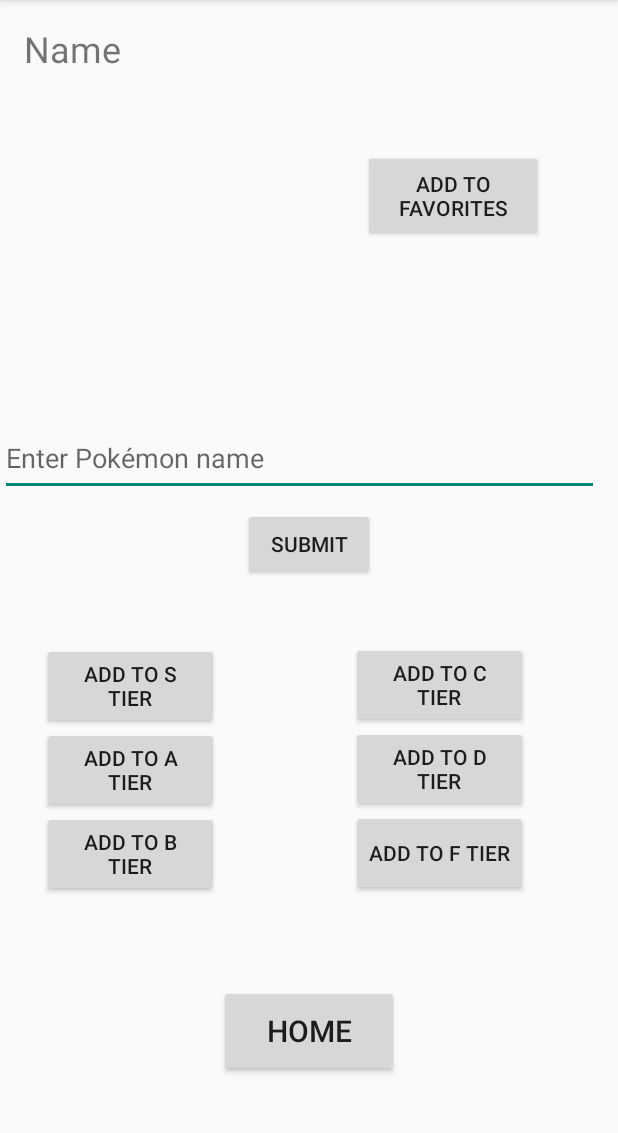
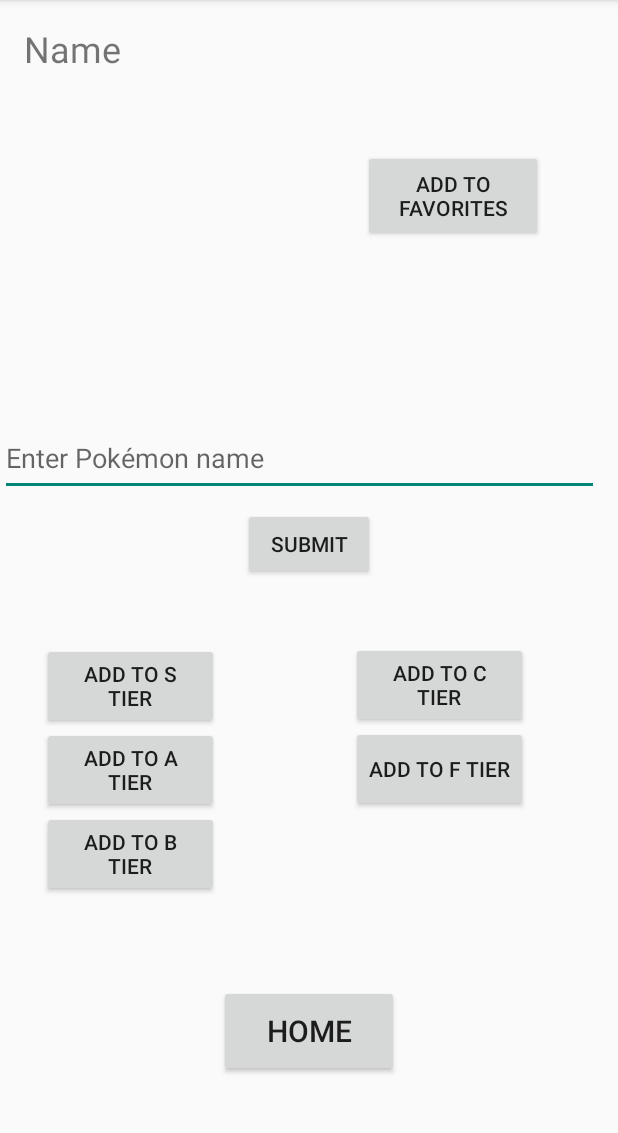
Before and after one commit to jsumagang/Project_2, an Android app: the PokeDexActivity screen opened directly, with no data from a screen before it, on a phone screen of 412 x 824 dp, the part 84-1217 px from its top. Run offline under Robolectric (Android 15) with nearby library versions, the phone set to English and light mode, and no system bars; our stand-ins replace Room's generated code; pictures from the network do not load; 6 statements that could not run were skipped.

Commit message:
Got rid of the D tier list button.

```diff
--- a/app/src/main/res/layout/activity_poke_dex.xml
+++ b/app/src/main/res/layout/activity_poke_dex.xml
@@ -111,16 +111,16 @@
         app:layout_constraintStart_toStartOf="parent"
         app:layout_constraintTop_toTopOf="@+id/ATierButton" />
 
-    <Button
-        android:id="@+id/DTierButton"
-        android:layout_width="118dp"
-        android:layout_height="57dp"
-        android:layout_marginTop="56dp"
-        android:text="@string/add_to_d_tier"
-        app:layout_constraintEnd_toEndOf="parent"
-        app:layout_constraintHorizontal_bias="0.795"
-        app:layout_constraintStart_toStartOf="parent"
-        app:layout_constraintTop_toTopOf="@+id/CTierButton" />
+<!--    <Button-->
+<!--        android:id="@+id/DTierButton"-->
+<!--        android:layout_width="118dp"-->
+<!--        android:layout_height="57dp"-->
+<!--        android:layout_marginTop="56dp"-->
+<!--        android:text="@string/add_to_d_tier"-->
+<!--        app:layout_constraintEnd_toEndOf="parent"-->
+<!--        app:layout_constraintHorizontal_bias="0.795"-->
+<!--        app:layout_constraintStart_toStartOf="parent"-->
+<!--        app:layout_constraintTop_toTopOf="@+id/CTierButton" />-->
 
     <Button
         android:id="@+id/FTierButton"
@@ -131,7 +131,7 @@
         app:layout_constraintEnd_toEndOf="parent"
         app:layout_constraintHorizontal_bias="0.795"
         app:layout_constraintStart_toStartOf="parent"
-        app:layout_constraintTop_toTopOf="@+id/DTierButton" />
+        app:layout_constraintTop_toTopOf="@+id/CTierButton" />
 
     <Button
         android:id="@+id/CTierButton"
```
Also changed, not shown: app/src/main/java/com/example/project2/PokeDexActivity.java (+37 -36 lines).
